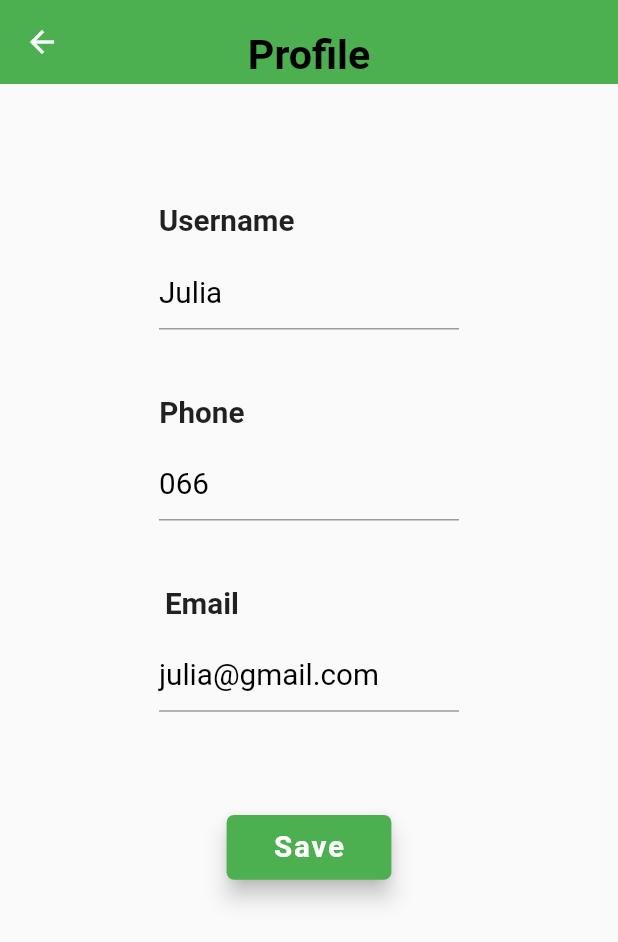
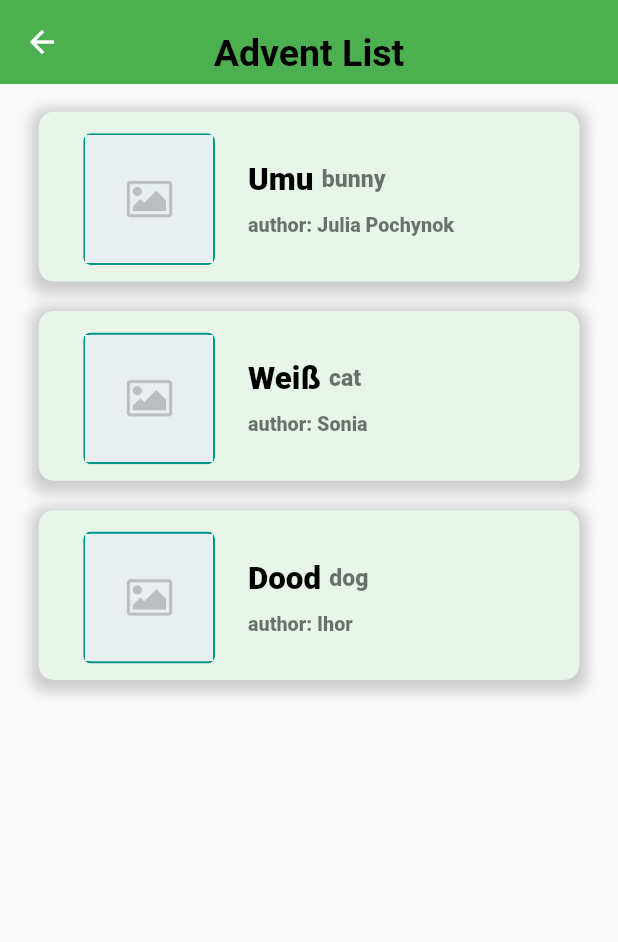
Before and after one commit to sophiakravchuk/PetFinder, a Flutter app: the ProfileScreen screen opened directly, after a tap on "Save", on a phone screen of 412 x 824 dp. Shown: the top 942 px of the screen. Run offline on Flutter 3.47's test engine with Material 2 defaults, Android fonts, the light colour scheme and no system bars; our stand-ins replace dio, equatable, flutter_bloc, flutter_screenutil; network calls fail.

Commit message:
add advert list

```diff
--- /dev/null
+++ b/lib/blocs/advert_list_bloc/advert_list_bloc.dart
@@ -0,0 +1,56 @@
+import 'package:flutter_bloc/flutter_bloc.dart';
+import 'advert_list_event.dart';
+import 'advert_list_state.dart';
+
+class AdventListBloc extends Bloc<AdventListEvent, AdventListState> {
+
+  final debugList = [
+    {
+      "fullName": "Julia Pochynok",
+      "phoneNumber": "111111111",
+      "mail": "julia@gmail.com",
+      "animal": "bunny",
+      "animalName": "Umu",
+      "description": "Really cool bunny",
+      "imagePath": null,
+    },
+    {
+      "fullName": "Sonia",
+      "phoneNumber": "222222",
+      "mail": "sonia@gmail.com",
+      "animal": "cat",
+      "animalName": "Weiß",
+      "description": "Really cool cat",
+      "imagePath": null,
+    },
+    {
+      "fullName": "Ihor",
+      "phoneNumber": "33333333",
+      "mail": "ihor@gmail.com",
+      "animal": "dog",
+      "animalName": "Dood",
+      "description": "Really cool dog",
+      "imagePath": null,
+    },
+  ];
+
+  AdventListBloc()
+      : super(AdventListInitial());
+
+  @override
+  Stream<AdventListState> mapEventToState(AdventListEvent event) async* {
+    if (event is AdventListLoad) {
+      yield* _mapAdventListLoad(event);
+    }
+  }
+
+  Stream<AdventListState> _mapAdventListLoad(
+      AdventListLoad event) async* {
+    //TODO: add repository or just api request to get advents list
+    List<Map> currentAdventList = debugList;
+    yield AdventListLoaded(
+        adventList: currentAdventList);
+  }
+
+
+}
--- /dev/null
+++ b/lib/blocs/advert_list_bloc/advert_list_event.dart
@@ -0,0 +1,10 @@
+import 'package:equatable/equatable.dart';
+
+abstract class AdventListEvent extends Equatable {
+  const AdventListEvent();
+
+  @override
+  List<Object> get props => [];
+}
+
+class AdventListLoad extends AdventListEvent {}
--- /dev/null
+++ b/lib/blocs/advert_list_bloc/advert_list_state.dart
@@ -0,0 +1,24 @@
+import 'package:equatable/equatable.dart';
+
+abstract class AdventListState extends Equatable {
+  const AdventListState();
+
+  @override
+  List<Object> get props => [];
+}
+
+class AdventListInitial extends AdventListState {}
+
+class AdventListLoaded extends AdventListState {
+  final List<Map> adventList;
+
+  AdventListLoaded({this.adventList});
+
+  AdventListLoaded copyWith({List<Map> adventList}) {
+    return AdventListLoaded(
+        adventList: adventList ?? this.adventList);
+  }
+
+  @override
+  List<Object> get props => [adventList];
+}
--- a/lib/main.dart
+++ b/lib/main.dart
@@ -1,12 +1,12 @@
 import 'package:flutter/material.dart';
 import 'package:flutter_bloc/flutter_bloc.dart';
-
+import 'package:lost_animal/screens/advert_list_screen/advert_list_screen.dart';
 import 'package:lost_animal/screens/personal_info/profile_screen.dart';
 import 'package:lost_animal/widgets/tabsbar.dart';
 import 'package:lost_animal/screens/auth/starting_page.dart';
-
 import 'blocs/advert/advert_bloc.dart';
 import 'blocs/advert/advert_state.dart';
+import 'blocs/advert_list_bloc/advert_list_bloc.dart';
 import 'blocs/pesonalInfo_bloc/personalInfo_bloc.dart';
 import 'blocs/authsingup_bloc/authsingup_bloc.dart';
 import 'blocs/authlogin_bloc/authlogin_bloc.dart';
@@ -18,12 +18,19 @@ void main() {
 class MyApp extends StatelessWidget {
   @override
   Widget build(BuildContext context) {
-    return MultiBlocProvider(
+    return
+    // MultiRepositoryProvider(
+    // providers: [
+    //   // RepositoryProvider<UserInfoRepository>(),
+    // ],
+    // child:
+    MultiBlocProvider(
       providers: [
         BlocProvider<PersonalInfoBloc>(create: (context) => PersonalInfoBloc()),
         BlocProvider<AdvertBloc>(create: (context) => AdvertBloc()),
         BlocProvider<AuthSingUpBloc>(create: (context) => AuthSingUpBloc()),
         BlocProvider<AuthLogInBloc>(create: (context) => AuthLogInBloc()),
+        BlocProvider<AdventListBloc>(create: (context) => AdventListBloc()),
       ],
       child: MaterialApp(
         title: 'Flutter Demo',
--- /dev/null
+++ b/lib/screens/advert_list_screen/advent_preview.dart
@@ -0,0 +1,148 @@
+import 'package:flutter/cupertino.dart';
+import 'package:flutter/material.dart';
+import 'package:flutter_screenutil/flutter_screenutil.dart';
+
+// // "fullName": "Julia Pochynok",
+// // "phoneNumber": "111111111",
+// // "mail": "julia@gmail.com",
+// // "animal": "bunny",
+// // "animalName": "Umu",
+// "description": "Really cool bunny",
+// "imagePath": null,
+
+class AdventPreview extends StatelessWidget {
+  final Map advent;
+
+  const AdventPreview({Key key, @required this.advent})
+      : super(key: key);
+
+  @override
+  Widget build(BuildContext context) {
+    return InkWell(
+      onTap: () {
+        //  TODO: add navigation
+        print("on preview");
+      },
+      child: Container(
+        width: 367.w,
+        padding: EdgeInsets.fromLTRB(27.w, 13.w, 13.w, 10.w),
+        decoration: _decoration(),
+        child: _content(context),
+      ),
+    );
+  }
+
+  Widget _content(BuildContext context) =>
+      Column(
+        crossAxisAlignment: CrossAxisAlignment.start,
+        children: [
+          Row(
+            crossAxisAlignment: CrossAxisAlignment.center,
+            children: [
+              adventPreviewImage(advent),
+              SizedBox(width: 20.w),
+              Column(
+                crossAxisAlignment: CrossAxisAlignment.start,
+                children: [
+                  Row(
+                    crossAxisAlignment: CrossAxisAlignment.center,
+                    children: [
+                      _title(),
+                      SizedBox(width: 5.w),
+                      _animalType(),
+                    ],
+                  ),
+                  SizedBox(height: 10.w),
+                  _advertOwner(),
+                ],
+              ),
+              SizedBox(width: 20.w),
+            ],
+          )
+        ],
+      );
+
+
+  //TODO: test, idk if this works
+  Widget adventPreviewImage(Map advent) {
+    return ClipRRect(
+      borderRadius: BorderRadius.circular(5),
+      child: advent["imagePath"] == null
+          ? Container(
+        width: 80.w,
+        height: 80.w,
+        decoration: BoxDecoration(
+          border: Border.all(color: Colors.teal, width: 1.5),
+          borderRadius: BorderRadius.circular(5),
+          color: Colors.white,
+        ),
+        child: Image.asset('assets/images/default.png'),
+      )
+          : Image.network(
+        advent["imagePath"],
+        width: 80.w,
+        height: 80.w,
+        fit: BoxFit.cover,
+      ),
+    );
+  }
+
+
+  Widget _title() =>
+      Text(
+        advent["animalName"],
+        style: TextStyle(
+          color: Colors.black,
+          fontSize: 19.sp,
+          fontWeight: FontWeight.w800,
+          // fontFamily: nunito,
+        ),
+        maxLines: 1,
+        overflow: TextOverflow.ellipsis,
+      );
+
+  Widget _animalType() =>
+      Text(
+        advent["animal"],
+        style: TextStyle(
+          color: Colors.black54,
+          fontSize: 14.sp,
+          fontWeight: FontWeight.w800,
+          // fontFamily: nunito,
+        ),
+        maxLines: 1,
+        overflow: TextOverflow.ellipsis,
+      );
+
+  Widget _advertOwner() =>
+      Text(
+        "author: " + advent["fullName"],
+        style: TextStyle(
+          color: Colors.black54,
+          fontSize: 12.sp,
+          fontWeight: FontWeight.w800,
+          // fontFamily: nunito,
+        ),
+        maxLines: 1,
+        overflow: TextOverflow.ellipsis,
+      );
+
+  Decoration _decoration() =>
+      BoxDecoration(
+        color: Colors.green.shade50,
+        borderRadius: BorderRadius.only(
+            topLeft: Radius.circular(10),
+            topRight: Radius.circular(10),
+            bottomLeft: Radius.circular(10),
+            bottomRight: Radius.circular(10)
+        ),
+        boxShadow: [
+          BoxShadow(
+            color: Colors.grey.withOpacity(0.5),
+            spreadRadius: 5,
+            blurRadius: 7,
+            offset: Offset(0, 3), // changes position of shadow
+          ),
+        ],
+      );
+}
--- /dev/null
+++ b/lib/screens/advert_list_screen/advert_list_screen.dart
@@ -0,0 +1,91 @@
+import 'package:flutter/cupertino.dart';
+import 'package:flutter/material.dart';
+import 'package:flutter_bloc/flutter_bloc.dart';
+import 'package:flutter_screenutil/flutter_screenutil.dart';
+import 'package:lost_animal/blocs/advert_list_bloc/advert_list_bloc.dart';
+import 'package:lost_animal/blocs/advert_list_bloc/advert_list_event.dart';
+import 'package:lost_animal/blocs/advert_list_bloc/advert_list_state.dart';
+import 'package:lost_animal/screens/advert_list_screen/advent_preview.dart';
+import 'package:lost_animal/widgets/app_bar.dart';
+
+import '../../constants.dart';
+
+class AdvertListScreen extends StatefulWidget {
+  AdvertListScreen({Key key}) : super(key: key);
+
+  @override
+  State<StatefulWidget> createState() => _AdvertListScreenState();
+}
+
+class _AdvertListScreenState extends State<AdvertListScreen> {
+  List<Map> adventList = [];
+
+  @override
+  void initState() {
+    BlocProvider.of<AdventListBloc>(context).add(AdventListLoad());
+    super.initState();
+  }
+
+  @override
+  Widget build(BuildContext context) {
+    ScreenUtil.init(context,
+        designSize: DesignConfig.size, allowFontScaling: true);
+    return BlocBuilder<AdventListBloc, AdventListState>(
+        builder: (context, state) {
+          if (state is AdventListLoaded) {
+            this.adventList = state.adventList;
+          }
+          return body();
+        });
+  }
+
+  body() {
+    return Scaffold(
+      appBar: myAppBar("Advent List"),
+      body: SafeArea(
+        child: Container(
+            child: advertList()),
+      ),
+    );
+  }
+
+  Widget advertList() {
+      if (this.adventList.isNotEmpty) {
+           return advertListWidget(
+                this.adventList,
+              );
+        } else {
+         return Center(child: loadingCircle());
+        }
+  }
+
+  Widget advertListWidget(List<Map> list) {
+    return ListView.separated(
+      padding: EdgeInsets.fromLTRB(23.5.w, 0, 23.5.w, 30.w),
+      itemCount: list.length,
+      itemBuilder: (context, index) {
+        if (list != null && list.length > 0) {
+          return Column(
+            children: [
+              SizedBox(
+                height: 15.h,
+              ),
+              AdventPreview(
+              advent: list[index],
+              ),
+            ],
+          );
+        } else {
+          return Container();
+        }
+      },
+      separatorBuilder: (context, index) => SizedBox(height: 1.w),
+    );
+  }
+
+
+  Widget loadingCircle() {
+    Widget indicator = CupertinoActivityIndicator();
+    return indicator;
+  }
+}
--- a/lib/screens/personal_info/profile_screen.dart
+++ b/lib/screens/personal_info/profile_screen.dart
@@ -5,6 +5,8 @@ import 'package:flutter_screenutil/flutter_screenutil.dart';
 import 'package:lost_animal/blocs/pesonalInfo_bloc/personalInfo_bloc.dart';
 import 'package:lost_animal/blocs/pesonalInfo_bloc/personalInfo_event.dart';
 import 'package:lost_animal/blocs/pesonalInfo_bloc/personalInfo_state.dart';
+import 'package:lost_animal/screens/advert_list_screen/advert_list_screen.dart';
+import 'package:lost_animal/widgets/app_bar.dart';
 
 import '../../services/LostForm_model.dart';
 import '../../services/http_services.dart';
@@ -60,7 +62,7 @@ class _ProfileScreenState extends State<ProfileScreen> {
 
   Widget personalInfo() {
     return Scaffold(
-      appBar: myAppBar(),
+      appBar: myAppBar("Profile"),
       body: SafeArea(
         child: Container(
             child: ListView(
@@ -169,6 +171,10 @@ class _ProfileScreenState extends State<ProfileScreen> {
           ),
         ),
         onPressed: () {
+          Navigator.push(
+              context,
+              MaterialPageRoute(
+                  builder: (context) => AdvertListScreen()));
         //  TODO
           LostForm lf = LostForm(
             userName: "j",
@@ -185,25 +191,5 @@ class _ProfileScreenState extends State<ProfileScreen> {
     );
   }
 
-  Widget myAppBar() {
-    return
-      AppBar(
-      title:
-      Padding(
-        padding: EdgeInsets.only(top: 15.h),
-        child: Text(
-          'Profile',
-          style: TextStyle(
-            color: Colors.black,
-            fontWeight: FontWeight.bold,
-            fontSize: 25.sp,
-          ),
-        ),
-      ),
-      centerTitle: true,
-      backgroundColor: Colors.green,
-      elevation: 0,
-    );
-  }
 
 }
--- /dev/null
+++ b/lib/widgets/app_bar.dart
@@ -0,0 +1,24 @@
+
+
+import 'package:flutter/material.dart';
+
+Widget myAppBar(String title) {
+  return
+    AppBar(
+      title:
+      Padding(
+        padding: EdgeInsets.only(top: 15),
+        child: Text(
+          title,
+          style: TextStyle(
+            color: Colors.black,
+            fontWeight: FontWeight.bold,
+            fontSize: 25,
+          ),
+        ),
+      ),
+      centerTitle: true,
+      backgroundColor: Colors.green,
+      elevation: 0,
+    );
+}
```
Also changed, not shown: pubspec.yaml (+5 -2 lines), assets/images/default.png (added), pubspec.lock, 4 other files.
